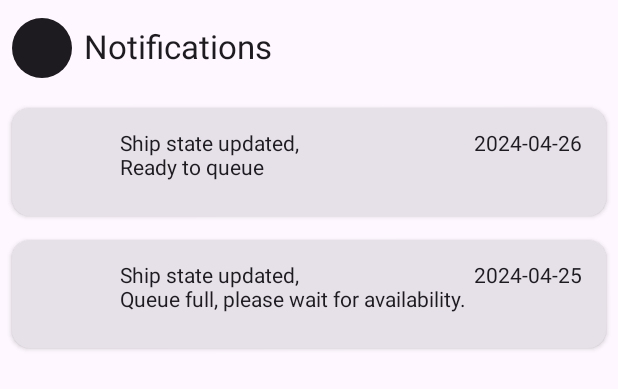
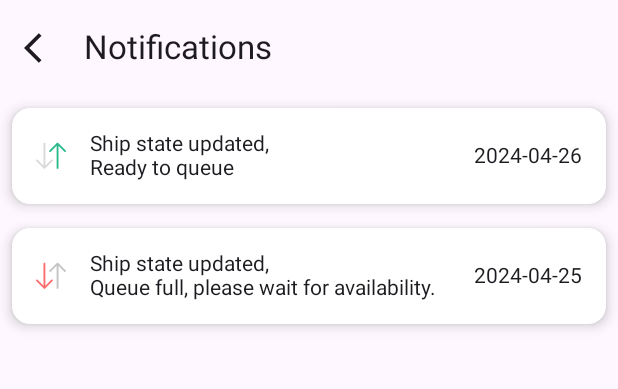
Before and after one commit to Meriem453/Navira, an Android app built with Jetpack Compose: the @Preview function NotificationScreenPrev, on a phone screen of 412 x 824 dp. Shown: the top 389 px of the screen. Run offline under Robolectric (Android 15) with nearby library versions, the phone set to English and light mode, and no system bars.

Commit message:
notification model modification and bottom bar

```diff
--- a/app/build.gradle.kts
+++ b/app/build.gradle.kts
@@ -66,6 +66,9 @@ dependencies {
     implementation("androidx.compose.material3:material3")
     implementation("com.google.firebase:firebase-auth:22.3.1")
     implementation("com.google.firebase:firebase-firestore:24.11.1")
+
+    implementation("androidx.navigation:navigation-compose:2.7.7")
+
     testImplementation("junit:junit:4.13.2")
     androidTestImplementation("androidx.test.ext:junit:1.1.5")
     androidTestImplementation("androidx.test.espresso:espresso-core:3.5.1")
--- a/app/src/main/java/com/example/hackathonapp/items/Notification_item.kt
+++ b/app/src/main/java/com/example/hackathonapp/items/Notification_item.kt
@@ -1,5 +1,6 @@
 package com.example.hackathonapp.items
 
+import androidx.compose.foundation.Image
 import androidx.compose.foundation.layout.Column
 import androidx.compose.foundation.layout.Row
 import androidx.compose.foundation.layout.Spacer
@@ -12,10 +13,12 @@ import androidx.compose.material3.CardDefaults
 import androidx.compose.material3.Icon
 import androidx.compose.material3.Text
 import androidx.compose.runtime.Composable
+import androidx.compose.ui.Alignment
 import androidx.compose.ui.Modifier
 import androidx.compose.ui.graphics.Color
 import androidx.compose.ui.res.painterResource
 import androidx.compose.ui.unit.dp
+import com.example.hackathonapp.R
 import com.example.hackathonapp.model.Notification
 
 @Composable
@@ -24,15 +27,27 @@ fun NotificationItem(notification: Notification) {
         modifier = Modifier
             .padding(8.dp)
             .fillMaxWidth(),
-        elevation = CardDefaults.cardElevation(2.dp)
+        elevation = CardDefaults.cardElevation(5.dp),
+        colors = CardDefaults.cardColors(Color.White)
     ) {
-        Row(modifier = Modifier.padding(16.dp)) {
-            Icon(
-                painter = painterResource(id = notification.iconResId), // Use iconResId
-                contentDescription = null,
-                modifier = Modifier.size(40.dp),
-                tint = Color.Transparent
-            )
+        Row(
+            modifier = Modifier
+                .padding(16.dp),
+            verticalAlignment = Alignment.CenterVertically
+        ) {
+            if (notification.state) {
+                Image(
+                    painter = painterResource(id = R.drawable.ic_notification_success),
+                    contentDescription = ""
+                )
+            } else {
+                Image(
+                    painter = painterResource(id = R.drawable.ic_notification_warning),
+                    contentDescription = ""
+                )
+            }
+
+
             Spacer(modifier = Modifier.width(16.dp))
             Column(modifier = Modifier.weight(1f)) {
                 Text(text = "Ship state updated, ")
--- a/app/src/main/java/com/example/hackathonapp/model/Notification.kt
+++ b/app/src/main/java/com/example/hackathonapp/model/Notification.kt
@@ -4,12 +4,12 @@ import com.example.hackathonapp.R
 
 data class Notification(
     val message : String,
-    val iconResId : Int,
+    val state : Boolean,
     val date : String
 ) {
 }
 
 val sampleNotifications = listOf(
-    Notification("Ready to queue", R.drawable.ic_notification_success, "2024-04-26"),
-    Notification("Queue full, please wait for availability.", R.drawable.ic_notification_warning, "2024-04-25")
+    Notification("Ready to queue", true, "2024-04-26"),
+    Notification("Queue full, please wait for availability.", false, "2024-04-25")
 )
--- a/app/src/main/java/com/example/hackathonapp/screens/NotificationScreen.kt
+++ b/app/src/main/java/com/example/hackathonapp/screens/NotificationScreen.kt
@@ -1,7 +1,6 @@
 package com.example.hackathonapp.screens
 
-import android.graphics.drawable.Icon
-import androidx.compose.foundation.Image
+
 import androidx.compose.foundation.layout.Box
 import androidx.compose.foundation.layout.fillMaxSize
 import androidx.compose.foundation.layout.padding
@@ -34,12 +33,14 @@ fun NotificationScreen(notifications: List<Notification>) {
     Scaffold(
         topBar = {
             TopAppBar(
-                title = { Text("Notifications")
-                },
+                title = { Text("Notifications") },
                 navigationIcon = {
                     IconButton(
                         onClick = { /*TODO*/ }) {
-                        androidx.compose.material3.Icon(painter = painterResource(id = R.drawable.back), contentDescription = "")
+                        Icon(
+                            painter = painterResource(id = R.drawable.arrow_back),
+                            contentDescription = "Menu icon",
+                        )
                     }
                 },
             )
```
Also changed, not shown: app/src/main/java/com/example/hackathonapp/MainActivity.kt (+68 -24 lines), app/src/main/java/com/example/hackathonapp/navigations/BottomBarDestinations.kt (added, +21 -0 lines), app/src/main/java/com/example/hackathonapp/navigations/Navigation.kt (added, +26 -0 lines), app/src/main/java/com/example/hackathonapp/screens/HomeScreen.kt (+7 -7 lines), app/src/main/java/com/example/hackathonapp/screens/MapScreen.kt (+7 -6 lines), app/src/main/res/drawable/exclamation_triangle.xml (added, +15 -0 lines), app/src/main/res/drawable/home.xml (added, +23 -0 lines), app/src/main/res/drawable/map.xml (added, +10 -0 lines).
